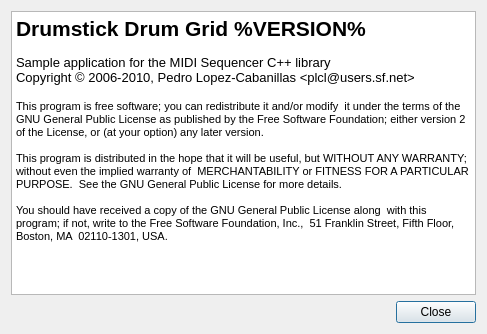
Before: the Qt Designer form utils/drumgrid/drumgridabout.ui in pedrolcl/drumstick, drawn with Qt 5.
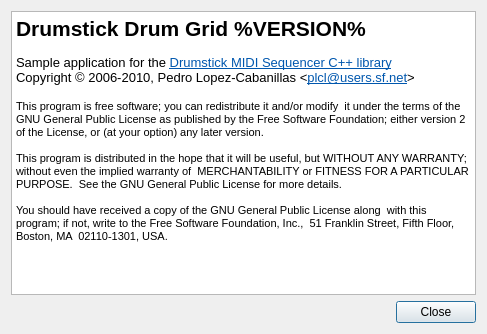
After: the same form once the commit is applied.

Commit message: about dialogs: web/email URL

```diff
--- a/utils/drumgrid/drumgridabout.ui
+++ b/utils/drumgrid/drumgridabout.ui
@@ -29,8 +29,8 @@
 &lt;/style&gt;&lt;/head&gt;&lt;body style=&quot; font-family:'DejaVu Sans'; font-size:10pt; font-weight:400; font-style:normal;&quot;&gt;
 &lt;p style=&quot; margin-top:0px; margin-bottom:0px; margin-left:0px; margin-right:0px; -qt-block-indent:0; text-indent:0px;&quot;&gt;&lt;span style=&quot; font-family:'Sans Serif'; font-size:16pt; font-weight:600;&quot;&gt;Drumstick Drum Grid %VERSION%&lt;/span&gt;&lt;/p&gt;
 &lt;p style=&quot;-qt-paragraph-type:empty; margin-top:0px; margin-bottom:0px; margin-left:0px; margin-right:0px; -qt-block-indent:0; text-indent:0px; font-family:'Sans Serif'; font-size:9pt;&quot;&gt;&lt;/p&gt;
-&lt;p style=&quot; margin-top:0px; margin-bottom:0px; margin-left:0px; margin-right:0px; -qt-block-indent:0; text-indent:0px;&quot;&gt;&lt;span style=&quot; font-family:'Sans Serif';&quot;&gt;Sample application for the MIDI Sequencer C++ library&lt;/span&gt;&lt;/p&gt;
-&lt;p style=&quot; margin-top:0px; margin-bottom:0px; margin-left:0px; margin-right:0px; -qt-block-indent:0; text-indent:0px;&quot;&gt;&lt;span style=&quot; font-family:'Sans Serif';&quot;&gt;Copyright © 2006-2010, Pedro Lopez-Cabanillas &amp;lt;plcl@users.sf.net&amp;gt;&lt;/span&gt;&lt;/p&gt;
+&lt;p style=&quot; margin-top:0px; margin-bottom:0px; margin-left:0px; margin-right:0px; -qt-block-indent:0; text-indent:0px;&quot;&gt;&lt;span style=&quot; font-family:'Sans Serif';&quot;&gt;Sample application for the &lt;/span&gt;&lt;a href=&quot;http://drumstick.sourceforge.net&quot;&gt;&lt;span style=&quot; text-decoration: underline; color:#0057ae;&quot;&gt;Drumstick MIDI Sequencer C++ library&lt;/span&gt;&lt;/a&gt;&lt;/p&gt;
+&lt;p style=&quot; margin-top:0px; margin-bottom:0px; margin-left:0px; margin-right:0px; -qt-block-indent:0; text-indent:0px;&quot;&gt;&lt;span style=&quot; font-family:'Sans Serif';&quot;&gt;Copyright © 2006-2010, Pedro Lopez-Cabanillas &amp;lt;&lt;/span&gt;&lt;a href=&quot;mailto:plcl@users.sf.net&quot;&gt;&lt;span style=&quot; text-decoration: underline; color:#0057ae;&quot;&gt;plcl@users.sf.net&lt;/span&gt;&lt;/a&gt;&lt;span style=&quot; font-family:'Sans Serif';&quot;&gt;&amp;gt;&lt;/span&gt;&lt;/p&gt;
 &lt;p style=&quot; margin-top:0px; margin-bottom:0px; margin-left:0px; margin-right:0px; -qt-block-indent:0; text-indent:0px;&quot;&gt;&lt;span style=&quot; font-family:'Sans Serif';&quot;&gt; &lt;/span&gt;&lt;/p&gt;
 &lt;p style=&quot; margin-top:0px; margin-bottom:0px; margin-left:0px; margin-right:0px; -qt-block-indent:0; text-indent:0px;&quot;&gt;&lt;span style=&quot; font-family:'Sans Serif'; font-size:8pt;&quot;&gt;This program is free software; you can redistribute it and/or modify  it under the terms of the GNU General Public License as published by the Free Software Foundation; either version 2 of the License, or (at your option) any later version.&lt;/span&gt;&lt;/p&gt;
 &lt;p style=&quot; margin-top:0px; margin-bottom:0px; margin-left:0px; margin-right:0px; -qt-block-indent:0; text-indent:0px;&quot;&gt;&lt;span style=&quot; font-family:'Sans Serif'; font-size:8pt;&quot;&gt; &lt;/span&gt;&lt;/p&gt;
```
The commit also changes 3 other files.
